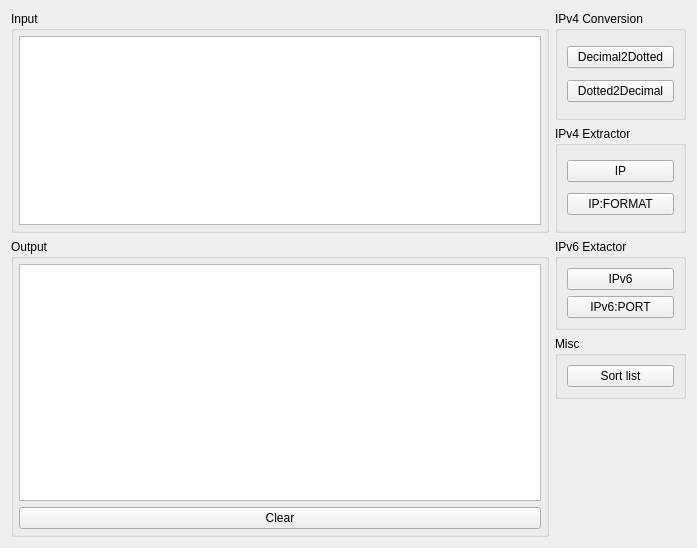
caffedrine/CryptoPocketKnife, file ui/Utils/UiIpUtils.ui: the form before one commit.
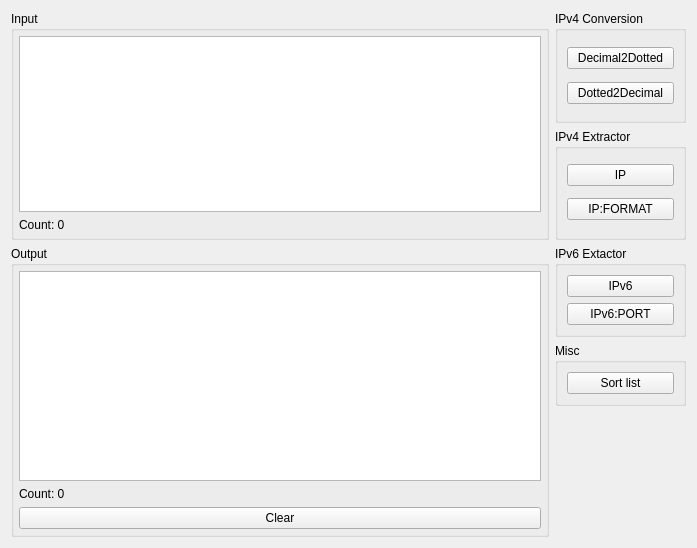
The form after the commit.

Commit message: Optimize ip addresses tool

Diff of the .ui file:
```diff
--- a/ui/Utils/UiIpUtils.ui
+++ b/ui/Utils/UiIpUtils.ui
@@ -39,6 +39,13 @@
         </property>
        </widget>
       </item>
+      <item row="1" column="0">
+       <widget class="QLabel" name="label_CountInputLines">
+        <property name="text">
+         <string>Count: 0</string>
+        </property>
+       </widget>
+      </item>
      </layout>
     </widget>
    </item>
@@ -106,13 +113,6 @@
       <property name="bottomMargin">
        <number>5</number>
       </property>
-      <item row="1" column="0">
-       <widget class="QPushButton" name="pushButton_Output_Clear">
-        <property name="text">
-         <string>Clear</string>
-        </property>
-       </widget>
-      </item>
       <item row="0" column="0">
        <widget class="QPlainTextEdit" name="plainTextEdit_Output">
         <property name="readOnly">
@@ -120,6 +120,20 @@
         </property>
        </widget>
       </item>
+      <item row="2" column="0">
+       <widget class="QPushButton" name="pushButton_Output_Clear">
+        <property name="text">
+         <string>Clear</string>
+        </property>
+       </widget>
+      </item>
+      <item row="1" column="0">
+       <widget class="QLabel" name="label_CountOutputLines">
+        <property name="text">
+         <string>Count: 0</string>
+        </property>
+       </widget>
+      </item>
      </layout>
     </widget>
    </item>
```
The commit also changes 1 other file.
